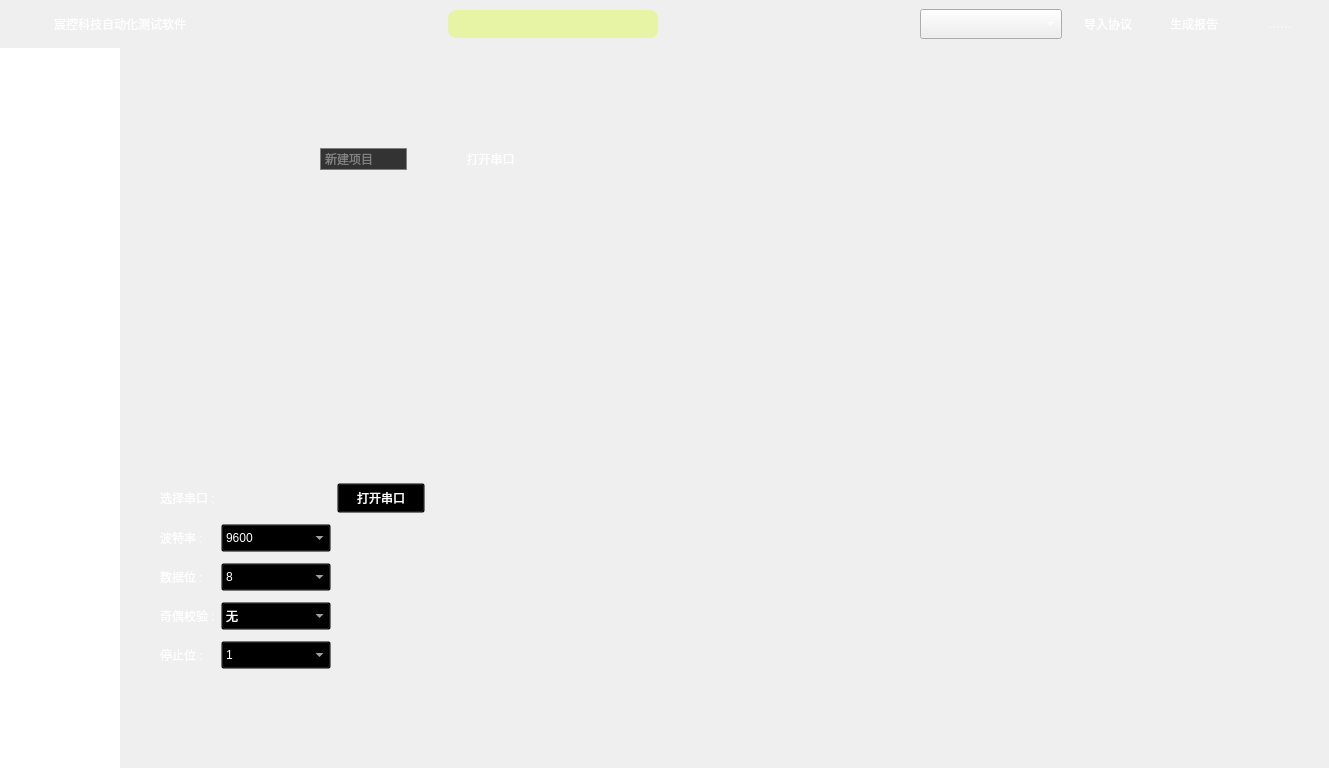
Qt form KCTS/KCTS Project/UI/main_window_ui.ui (learniuH/work) before a commit.
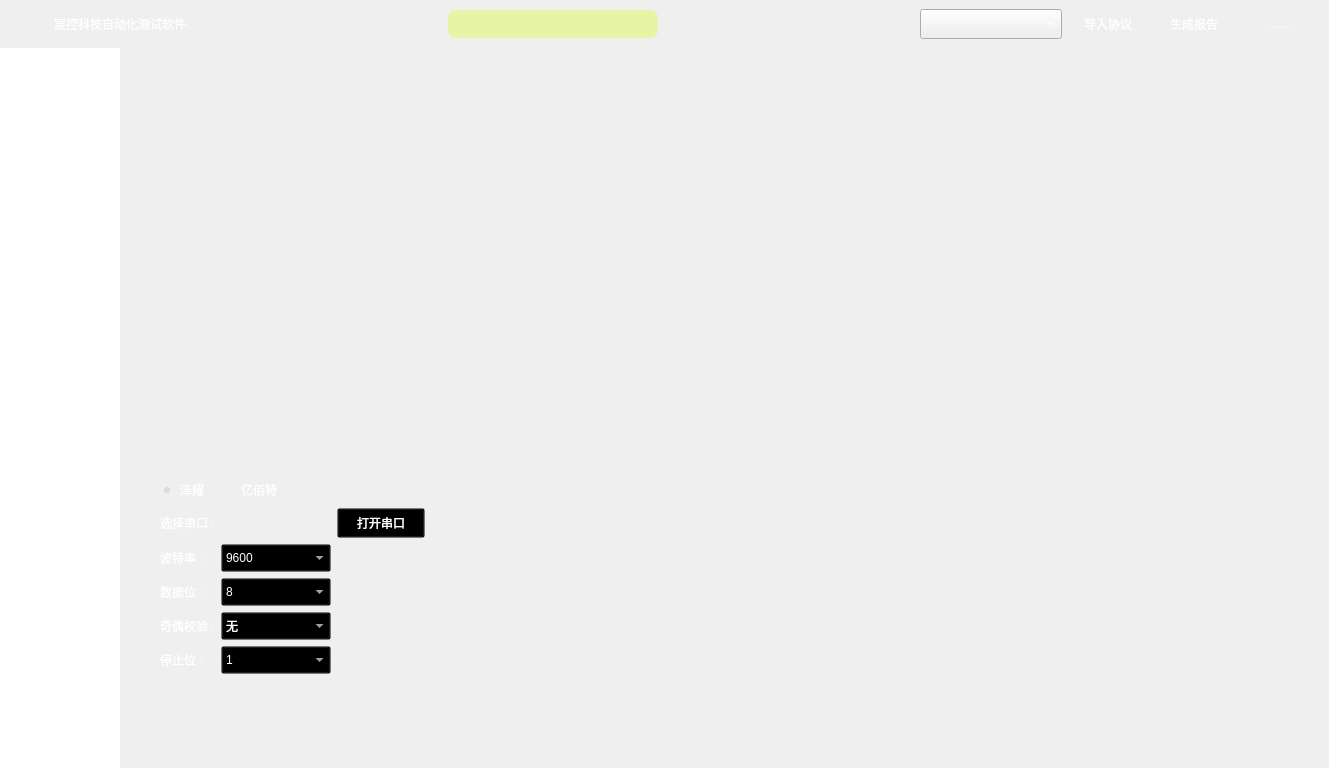
The same form after that commit. Icons and pictures are not drawn.

Commit message: 添加lora选择radio button

```diff
--- a/KCTS/KCTS Project/UI/main_window_ui.ui
+++ b/KCTS/KCTS Project/UI/main_window_ui.ui
@@ -3716,133 +3716,6 @@
 	background-color: transparent;
 }</string>
           </property>
-          <widget class="QComboBox" name="comboBox_serial_port">
-           <property name="enabled">
-            <bool>false</bool>
-           </property>
-           <property name="geometry">
-            <rect>
-             <x>200</x>
-             <y>100</y>
-             <width>87</width>
-             <height>22</height>
-            </rect>
-           </property>
-           <property name="focusPolicy">
-            <enum>Qt::NoFocus</enum>
-           </property>
-           <property name="styleSheet">
-            <string notr="true">QComboBox {
-    border: 1px solid qlineargradient(x1: 0, y1: 0, x2: 0, y2: 1,
-                                      stop: 0 #f6f7fa, stop: 1 #dadbde);
-    background-color: qlineargradient(spread: pad, x1: 1, y1: 0, x2: 0, y2: 1,
-                                      stop: 0 #0d1117,  /* 起始颜色 */
-                                      stop: 1 #414a5a   /* 结束颜色 */ ); /* 背景颜色 */
-    color: white;		/* 字体颜色 */
-    font: 9pt &quot;微软雅黑&quot;;
-    height: 22px;
-    max-width: 100px;
-}
-
-QComboBox:disabled {
-    border: 1px solid #808080; /* 禁用状态下的边框颜色 */
-    background-color: #333333; /* 禁用状态下的背景颜色 */
-    color: #808080; /* 禁用状态下的字体颜色 */
-}
-
-QComboBox::drop-down {
-    width: 18px; /* 保持 drop-down 的宽度一致 */
-    subcontrol-origin: padding;
-    subcontrol-position: top right; /* 确保箭头在右侧 */
-    border: none;
-    background-color: transparent; /* 透明背景 */
-}
-
-QComboBox::drop-down:disabled {
-    width: 18px; /* 禁用状态下确保宽度一致 */
-    border: none; /* 去掉边框 */
-    background-color: transparent; /* 禁用状态下透明背景 */
-}
-
-QComboBox::down-arrow {
-    width: 10px; /* 箭头宽度 */
-    height: 10px; /* 箭头高度 */
-}
-
-QComboBox::down-arrow:disabled {
-    width: 10px; /* 箭头宽度 */
-    height: 10px; /* 箭头高度 */
-}
-</string>
-           </property>
-           <item>
-            <property name="text">
-             <string>新建项目</string>
-            </property>
-           </item>
-           <item>
-            <property name="text">
-             <string>新建项目</string>
-            </property>
-           </item>
-           <item>
-            <property name="text">
-             <string>新建项目</string>
-            </property>
-           </item>
-          </widget>
-          <widget class="QPushButton" name="pushButton">
-           <property name="geometry">
-            <rect>
-             <x>310</x>
-             <y>90</y>
-             <width>121</width>
-             <height>41</height>
-            </rect>
-           </property>
-           <property name="sizePolicy">
-            <sizepolicy hsizetype="Minimum" vsizetype="Minimum">
-             <horstretch>0</horstretch>
-             <verstretch>0</verstretch>
-            </sizepolicy>
-           </property>
-           <property name="minimumSize">
-            <size>
-             <width>82</width>
-             <height>0</height>
-            </size>
-           </property>
-           <property name="styleSheet">
-            <string notr="true">QPushButton {
-    border: 1px solid qlineargradient(x1: 0, y1: 0, x2: 0, y2: 1,
-                                      stop: 0 #f6f7fa, stop: 1 #dadbde);
-    border-radius: 10px;
-    background-color: qlineargradient(x1: 0, y1: 0, x2: 0, y2: 1,
-                                      stop: 0 #435068, stop: 1 #2a354e);
-    min-width: 80px;
-	font: 9pt &quot;微软雅黑&quot;;
-	color: white;
-}
-
-QPushButton:hover {
-	background-color: #435068
-}
-
-QPushButton:pressed {
-    background-color: #2c3646
-}
-
-QPushButton:disabled {
-    background-color: #434b5d
-}
-
-
-</string>
-           </property>
-           <property name="text">
-            <string>打开串口</string>
-           </property>
-          </widget>
           <widget class="QWidget" name="gridLayoutWidget">
            <property name="geometry">
             <rect>
@@ -3852,88 +3725,123 @@
              <height>201</height>
             </rect>
            </property>
-           <layout class="QGridLayout" name="gridLayout_serial_port_info" rowstretch="0,0,0,0,0">
-            <item row="0" column="0">
-             <widget class="QLabel" name="label_3">
+           <layout class="QGridLayout" name="gridLayout_serial_port_info" rowstretch="0,0,0,0,0,0">
+            <item row="3" column="1">
+             <widget class="QComboBox" name="comboBox_data_bits">
+              <property name="styleSheet">
+               <string notr="true">QComboBox {
+	border: 1px solid qlineargradient(x1: 0, y1: 0, x2: 0, y2: 1,
+                                      stop: 0 #f6f7fa, stop: 1 #dadbde);
+	background-color: qlineargradient(spread: pad, x1: 1, y1: 0, x2: 0, y2: 1,
+		                              stop: 0 #0d1117,  /* 起始颜色 */
+		                              stop: 1 #414a5a   /* 结束颜色 */ ); /* 背景颜色 */
+	color: white;		/* 字体颜色 */
+	font: 9pt &quot;微软雅黑&quot;;
+	height: 22px;
+	min-width: 80px;
+}
+
+QComboBox::drop-down {
+	width: 18px;
+}
+
+QComboBox QAbstractItemView {
+	outline: 0px solid gray;
+	border: 2px solid qlineargradient(x1: 0, y1: 0, x2: 0, y2: 1,
+                                      stop: 0 #f6f7fa, stop: 1 #dadbde);
+	color: white;
+	background-color: qlineargradient(x1: 1, y1: 0, x2: 0, y2: 0,
+                                      stop: 0 #989da5, stop: 1 #404959);
+	selection-background-color: #435068;
+}
+
+QComboBox QAbstractItemView::item {
+	height: 22px;
+}
+
+/* 滚动条的宽度 */
+QComboBox QScrollBar:vertical {
+
+	width: 10px;
+}
+
+QComboBox QScrollBar::handle:vertical {
+	min-height: 20px; /* 滑块最小高度 */
+}
+
+/* 滚动条悬停颜色 */
+QComboBox QScrollBar::handle:vertical:hover {
+	border: 1px solid white;		/* 滚动条的边框颜色 */
+	background-color: #3c485d;
+}
+
+/* 始终隐藏上下箭头 */
+QComboBox QScrollBar::sub-line,
+QComboBox QScrollBar::add-line {
+	background: none;
+}
+
+QComboBox QScrollBar::add-page,
+QComboBox QScrollBar::sub-page {
+	background: qlineargradient(x1: 0, y1: 0, x2: 0, y2: 1,
+                                stop: 0 #f6f7fa, stop: 1 #dadbde);
+}
+</string>
+              </property>
+              <property name="currentIndex">
+               <number>3</number>
+              </property>
+              <item>
+               <property name="text">
+                <string>5</string>
+               </property>
+              </item>
+              <item>
+               <property name="text">
+                <string>6</string>
+               </property>
+              </item>
+              <item>
+               <property name="text">
+                <string>7</string>
+               </property>
+              </item>
+              <item>
+               <property name="text">
+                <string>8</string>
+               </property>
+              </item>
+             </widget>
+            </item>
+            <item row="3" column="0">
+             <widget class="QLabel" name="label_data_bits">
               <property name="styleSheet">
                <string notr="true">QLabel {
-	font: 9pt &quot;微软雅黑&quot;;
-	color: white;
 	max-width: 100px;
+	font: 9pt &quot;微软雅黑&quot;;
+	color: white;
 }</string>
               </property>
               <property name="text">
-               <string>选择串口 :</string>
+               <string>数据位 :</string>
               </property>
              </widget>
             </item>
             <item row="1" column="0">
-             <widget class="QLabel" name="label">
-              <property name="minimumSize">
-               <size>
-                <width>0</width>
-                <height>0</height>
-               </size>
-              </property>
-              <property name="maximumSize">
-               <size>
-                <width>100</width>
-                <height>16777215</height>
-               </size>
-              </property>
+             <widget class="QLabel" name="label_com_select">
               <property name="styleSheet">
                <string notr="true">QLabel {
 	font: 9pt &quot;微软雅黑&quot;;
+	color: white;
 	max-width: 100px;
-	color: white;
 }</string>
               </property>
               <property name="text">
-               <string>波特率 :</string>
+               <string>选择串口 :</string>
               </property>
              </widget>
             </item>
-            <item row="0" column="2">
-             <widget class="QPushButton" name="pushButton_open_serial_port">
-              <property name="sizePolicy">
-               <sizepolicy hsizetype="Fixed" vsizetype="Fixed">
-                <horstretch>0</horstretch>
-                <verstretch>0</verstretch>
-               </sizepolicy>
-              </property>
-              <property name="styleSheet">
-               <string notr="true">QPushButton {
-    border: 1px solid qlineargradient(x1: 0, y1: 0, x2: 0, y2: 1,
-                                      stop: 0 #f6f7fa, stop: 1 #dadbde);
-    background-color: qlineargradient(x1: 0, y1: 0, x2: 0, y2: 1,
-                                      stop: 0 #435068, stop: 1 #2a354e);
-    width: 80px;
-	height: 22px;
-	font: 9pt &quot;微软雅黑&quot;;
-	color: white;
-}
-
-QPushButton:hover {
-	background-color: #435068
-}
-
-QPushButton:pressed {
-    background-color: #2c3646
-}
-
-QPushButton:disabled {
-    background-color: #434b5d
-}
-
-
-</string>
-              </property>
-              <property name="text">
-               <string>打开串口</string>
-              </property>
-             </widget>
-            </item>
-            <item row="1" column="1">
+            <item row="2" column="1">
              <widget class="QComboBox" name="comboBox_baud_rate">
               <property name="enabled">
                <bool>true</bool>
@@ -4091,7 +3999,154 @@
               </item>
              </widget>
             </item>
+            <item row="4" column="1">
+             <widget class="QComboBox" name="comboBox_parity">
+              <property name="styleSheet">
+               <string notr="true">QComboBox {
+	border: 1px solid qlineargradient(x1: 0, y1: 0, x2: 0, y2: 1,
+                                      stop: 0 #f6f7fa, stop: 1 #dadbde);
+	background-color: qlineargradient(spread: pad, x1: 1, y1: 0, x2: 0, y2: 1,
+		                              stop: 0 #0d1117,  /* 起始颜色 */
+		                              stop: 1 #414a5a   /* 结束颜色 */ ); /* 背景颜色 */
+	color: white;		/* 字体颜色 */
+	font: 9pt &quot;微软雅黑&quot;;
+	height: 22px;
+	min-width: 80px;
+}
+
+QComboBox::drop-down {
+	width: 18px;
+}
+
+QComboBox QAbstractItemView {
+	outline: 0px solid gray;
+	border: 2px solid qlineargradient(x1: 0, y1: 0, x2: 0, y2: 1,
+                                      stop: 0 #f6f7fa, stop: 1 #dadbde);
+	color: white;
+	background-color: qlineargradient(x1: 1, y1: 0, x2: 0, y2: 0,
+                                      stop: 0 #989da5, stop: 1 #404959);
+	selection-background-color: #435068;
+}
+
+QComboBox QAbstractItemView::item {
+	height: 22px;
+}
+
+/* 滚动条的宽度 */
+QComboBox QScrollBar:vertical {
+
+	width: 10px;
+}
+
+QComboBox QScrollBar::handle:vertical {
+	min-height: 20px; /* 滑块最小高度 */
+}
+
+/* 滚动条悬停颜色 */
+QComboBox QScrollBar::handle:vertical:hover {
+	border: 1px solid white;		/* 滚动条的边框颜色 */
+	background-color: #3c485d;
+}
+
+/* 始终隐藏上下箭头 */
+QComboBox QScrollBar::sub-line,
+QComboBox QScrollBar::add-line {
+	background: none;
+}
+
+QComboBox QScrollBar::add-page,
+QComboBox QScrollBar::sub-page {
+	background: qlineargradient(x1: 0, y1: 0, x2: 0, y2: 1,
+                                stop: 0 #f6f7fa, stop: 1 #dadbde);
+}
+</string>
+              </property>
+              <item>
+               <property name="text">
+                <string>无</string>
+               </property>
+              </item>
+              <item>
+               <property name="text">
+                <string>奇校验</string>
+               </property>
+              </item>
+              <item>
+               <property name="text">
+                <string>偶校验</string>
+               </property>
+              </item>
+             </widget>
+            </item>
             <item row="1" column="2">
+             <widget class="QPushButton" name="pushButton_open_serial_port">
+              <property name="sizePolicy">
+               <sizepolicy hsizetype="Fixed" vsizetype="Fixed">
+                <horstretch>0</horstretch>
+                <verstretch>0</verstretch>
+               </sizepolicy>
+              </property>
+              <property name="styleSheet">
+               <string notr="true">QPushButton {
+    border: 1px solid qlineargradient(x1: 0, y1: 0, x2: 0, y2: 1,
+                                      stop: 0 #f6f7fa, stop: 1 #dadbde);
+    background-color: qlineargradient(x1: 0, y1: 0, x2: 0, y2: 1,
+                                      stop: 0 #435068, stop: 1 #2a354e);
+    width: 80px;
+	height: 22px;
+	font: 9pt &quot;微软雅黑&quot;;
+	color: white;
+}
+
+QPushButton:hover {
+	background-color: #435068
+}
+
+QPushButton:pressed {
+    background-color: #2c3646
+}
+
+QPushButton:disabled {
+    background-color: #434b5d
+}
+
+
+</string>
+              </property>
+              <property name="text">
+               <string>打开串口</string>
+              </property>
+             </widget>
+            </item>
+            <item row="4" column="0">
+             <widget class="QLabel" name="label_parity">
+              <property name="styleSheet">
+               <string notr="true">QLabel {
+	max-width: 100px;
+	font: 9pt &quot;微软雅黑&quot;;
+	color: white;
+}</string>
+              </property>
+              <property name="text">
+               <string>奇偶校验 :</string>
+              </property>
+             </widget>
+            </item>
+            <item row="5" column="0">
+             <widget class="QLabel" name="label_stop_bit">
+              <property name="styleSheet">
+               <string notr="true">QLabel {
+	max-width: 100px;
+	font: 9pt &quot;微软雅黑&quot;;
+	color: white;
+}</string>
+              </property>
+              <property name="text">
+               <string>停止位 :</string>
+              </property>
+             </widget>
+            </item>
+            <item row="2" column="2">
              <spacer name="horizontalSpacer_9">
               <property name="orientation">
                <enum>Qt::Horizontal</enum>
@@ -4104,215 +4159,7 @@
               </property>
              </spacer>
             </item>
-            <item row="2" column="0">
-             <widget class="QLabel" name="label_5">
-              <property name="styleSheet">
-               <string notr="true">QLabel {
-	max-width: 100px;
-	font: 9pt &quot;微软雅黑&quot;;
-	color: white;
-}</string>
-              </property>
-              <property name="text">
-               <string>数据位 :</string>
-              </property>
-             </widget>
-            </item>
-            <item row="2" column="1">
-             <widget class="QComboBox" name="comboBox_data_bits">
-              <property name="styleSheet">
-               <string notr="true">QComboBox {
-	border: 1px solid qlineargradient(x1: 0, y1: 0, x2: 0, y2: 1,
-                                      stop: 0 #f6f7fa, stop: 1 #dadbde);
-	background-color: qlineargradient(spread: pad, x1: 1, y1: 0, x2: 0, y2: 1,
-		                              stop: 0 #0d1117,  /* 起始颜色 */
-		                              stop: 1 #414a5a   /* 结束颜色 */ ); /* 背景颜色 */
-	color: white;		/* 字体颜色 */
-	font: 9pt &quot;微软雅黑&quot;;
-	height: 22px;
-	min-width: 80px;
-}
-
-QComboBox::drop-down {
-	width: 18px;
-}
-
-QComboBox QAbstractItemView {
-	outline: 0px solid gray;
-	border: 2px solid qlineargradient(x1: 0, y1: 0, x2: 0, y2: 1,
-                                      stop: 0 #f6f7fa, stop: 1 #dadbde);
-	color: white;
-	background-color: qlineargradient(x1: 1, y1: 0, x2: 0, y2: 0,
-                                      stop: 0 #989da5, stop: 1 #404959);
-	selection-background-color: #435068;
-}
-
-QComboBox QAbstractItemView::item {
-	height: 22px;
-}
-
-/* 滚动条的宽度 */
-QComboBox QScrollBar:vertical {
-
-	width: 10px;
-}
-
-QComboBox QScrollBar::handle:vertical {
-	min-height: 20px; /* 滑块最小高度 */
-}
-
-/* 滚动条悬停颜色 */
-QComboBox QScrollBar::handle:vertical:hover {
-	border: 1px solid white;		/* 滚动条的边框颜色 */
-	background-color: #3c485d;
-}
-
-/* 始终隐藏上下箭头 */
-QComboBox QScrollBar::sub-line,
-QComboBox QScrollBar::add-line {
-	background: none;
-}
-
-QComboBox QScrollBar::add-page,
-QComboBox QScrollBar::sub-page {
-	background: qlineargradient(x1: 0, y1: 0, x2: 0, y2: 1,
-                                stop: 0 #f6f7fa, stop: 1 #dadbde);
-}
-</string>
-              </property>
-              <property name="currentIndex">
-               <number>3</number>
-              </property>
-              <item>
-               <property name="text">
-                <string>5</string>
-               </property>
-              </item>
-              <item>
-               <property name="text">
-                <string>6</string>
-               </property>
-              </item>
-              <item>
-               <property name="text">
-                <string>7</string>
-               </property>
-              </item>
-              <item>
-               <property name="text">
-                <string>8</string>
-               </property>
-              </item>
-             </widget>
-            </item>
-            <item row="3" column="0">
-             <widget class="QLabel" name="label_6">
-              <property name="styleSheet">
-               <string notr="true">QLabel {
-	max-width: 100px;
-	font: 9pt &quot;微软雅黑&quot;;
-	color: white;
-}</string>
-              </property>
-              <property name="text">
-               <string>奇偶校验 :</string>
-              </property>
-             </widget>
-            </item>
-            <item row="3" column="1">
-             <widget class="QComboBox" name="comboBox_parity">
-              <property name="styleSheet">
-               <string notr="true">QComboBox {
-	border: 1px solid qlineargradient(x1: 0, y1: 0, x2: 0, y2: 1,
-                                      stop: 0 #f6f7fa, stop: 1 #dadbde);
-	background-color: qlineargradient(spread: pad, x1: 1, y1: 0, x2: 0, y2: 1,
-		                              stop: 0 #0d1117,  /* 起始颜色 */
-		                              stop: 1 #414a5a   /* 结束颜色 */ ); /* 背景颜色 */
-	color: white;		/* 字体颜色 */
-	font: 9pt &quot;微软雅黑&quot;;
-	height: 22px;
-	min-width: 80px;
-}
-
-QComboBox::drop-down {
-	width: 18px;
-}
-
-QComboBox QAbstractItemView {
-	outline: 0px solid gray;
-	border: 2px solid qlineargradient(x1: 0, y1: 0, x2: 0, y2: 1,
-                                      stop: 0 #f6f7fa, stop: 1 #dadbde);
-	color: white;
-	background-color: qlineargradient(x1: 1, y1: 0, x2: 0, y2: 0,
-                                      stop: 0 #989da5, stop: 1 #404959);
-	selection-background-color: #435068;
-}
-
-QComboBox QAbstractItemView::item {
-	height: 22px;
-}
-
-/* 滚动条的宽度 */
-QComboBox QScrollBar:vertical {
-
-	width: 10px;
-}
-
-QComboBox QScrollBar::handle:vertical {
-	min-height: 20px; /* 滑块最小高度 */
-}
-
-/* 滚动条悬停颜色 */
-QComboBox QScrollBar::handle:vertical:hover {
-	border: 1px solid white;		/* 滚动条的边框颜色 */
-	background-color: #3c485d;
-}
-
-/* 始终隐藏上下箭头 */
-QComboBox QScrollBar::sub-line,
-QComboBox QScrollBar::add-line {
-	background: none;
-}
-
-QComboBox QScrollBar::add-page,
-QComboBox QScrollBar::sub-page {
-	background: qlineargradient(x1: 0, y1: 0, x2: 0, y2: 1,
-                                stop: 0 #f6f7fa, stop: 1 #dadbde);
-}
-</string>
-              </property>
-              <item>
-               <property name="text">
-                <string>无</string>
-               </property>
-              </item>
-              <item>
-               <property name="text">
-                <string>奇校验</string>
-               </property>
-              </item>
-              <item>
-               <property name="text">
-                <string>偶校验</string>
-               </property>
-              </item>
-             </widget>
-            </item>
-            <item row="4" column="0">
-             <widget class="QLabel" name="label_4">
-              <property name="styleSheet">
-               <string notr="true">QLabel {
-	max-width: 100px;
-	font: 9pt &quot;微软雅黑&quot;;
-	color: white;
-}</string>
-              </property>
-              <property name="text">
-               <string>停止位 :</string>
-              </property>
-             </widget>
-            </item>
-            <item row="4" column="1">
+            <item row="5" column="1">
              <widget class="QComboBox" name="comboBox_stop_bits">
               <property name="styleSheet">
                <string notr="true">QComboBox {
@@ -4391,6 +4238,64 @@
               </item>
              </widget>
             </item>
+            <item row="2" column="0">
+             <widget class="QLabel" name="label_baud_rate">
+              <property name="minimumSize">
+               <size>
+                <width>0</width>
+                <height>0</height>
+               </size>
+              </property>
+              <property name="maximumSize">
+               <size>
+                <width>100</width>
+                <height>16777215</height>
+               </size>
+              </property>
+              <property name="styleSheet">
+               <string notr="true">QLabel {
+	font: 9pt &quot;微软雅黑&quot;;
+	max-width: 100px;
+	color: white;
+}</string>
+              </property>
+              <property name="text">
+               <string>波特率 :</string>
+              </property>
+             </widget>
+            </item>
+            <item row="0" column="0">
+             <widget class="QRadioButton" name="radioButton">
+              <property name="styleSheet">
+               <string notr="true">QRadioButton {
+	font: 9pt &quot;微软雅黑&quot;;
+	color: white;
+}
+
+QRadioButton::indicator:hover {
+}</string>
+              </property>
+              <property name="text">
+               <string>泽耀</string>
+              </property>
+              <property name="checked">
+               <bool>true</bool>
+              </property>
+             </widget>
+            </item>
+            <item row="0" column="1">
+             <widget class="QRadioButton" name="radioButton_2">
+              <property name="styleSheet">
+               <string notr="true">QRadioButton {
+	font: 9pt &quot;微软雅黑&quot;;
+	color: white;
+}</string>
+              </property>
+              <property name="text">
+               <string>亿佰特</string>
+              </property>
+             </widget>
+            </item>
            </layout>
           </widget>
          </widget>
```
The commit also changes 1 other file.
